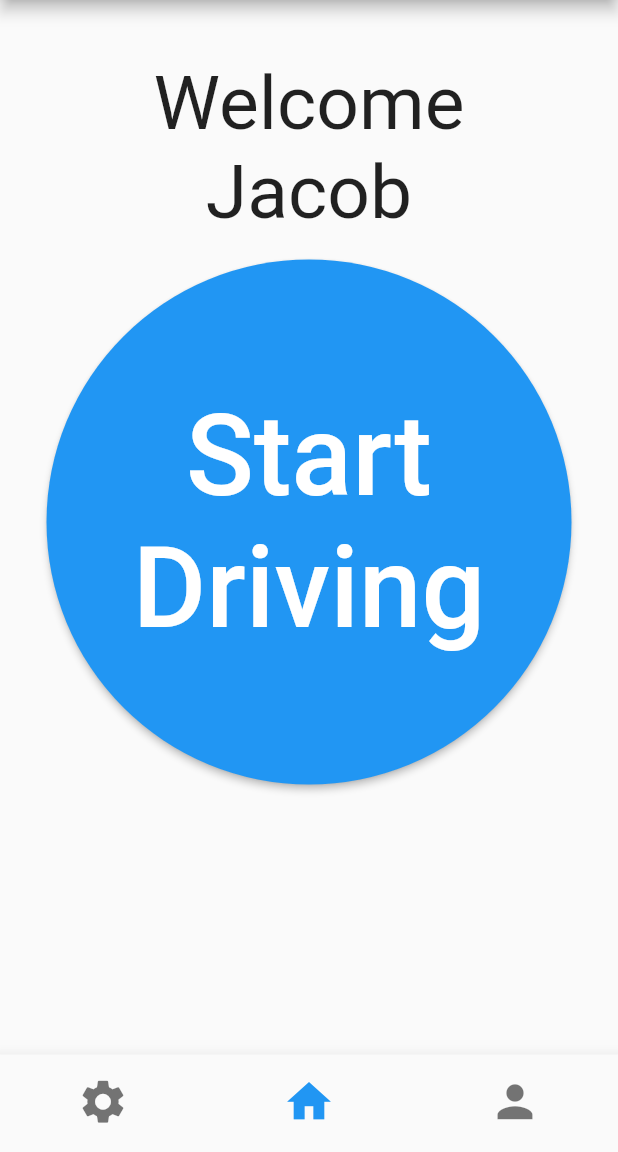
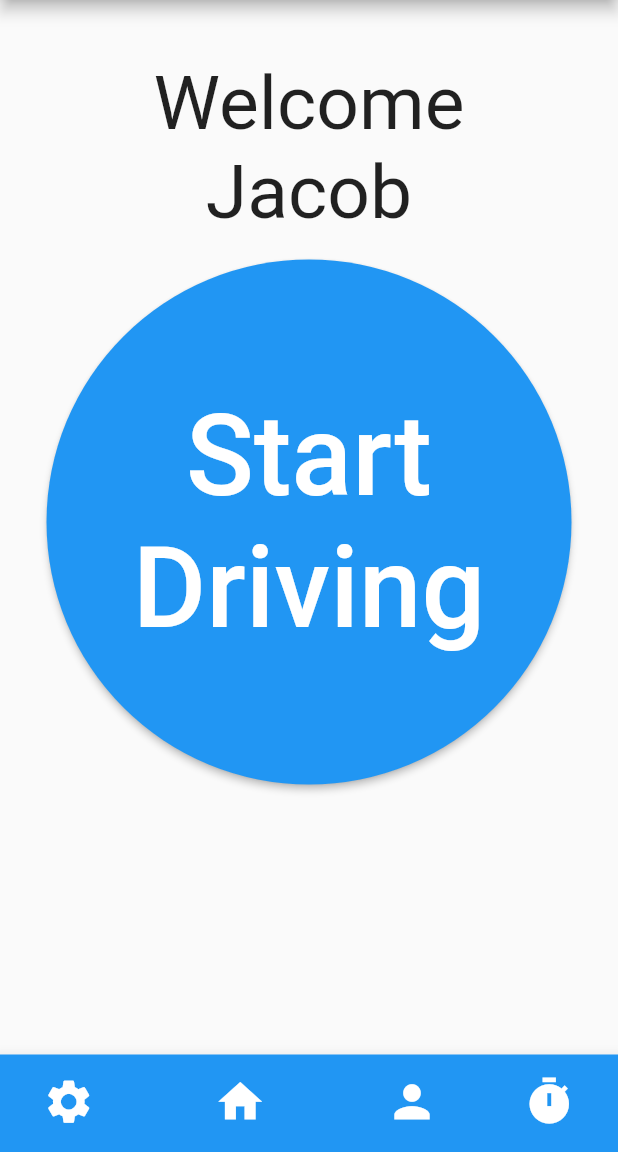
Before and after one commit to FalconLuma/-DECO38010--VillersBoysII, a Flutter app: the screen it shows after launch, on a phone screen of 412 x 824 dp, the part 84-1236 px from its top. Run offline on Flutter 3.47's test engine with Material 2 defaults, Android fonts, the phone set to English and light mode, and no system bars.

Commit message:
Added placeholder button to main screen to access reactionTimePage, and added functionality to ReactionTimePage to progress to the drivingPage

```diff
--- a/villers_boys_ii/lib/main_page.dart
+++ b/villers_boys_ii/lib/main_page.dart
@@ -1,4 +1,5 @@
 import 'package:flutter/material.dart';
+import 'package:villers_boys_ii/reaction_time1.dart';
 
 import 'package:villers_boys_ii/user.dart';
 
@@ -32,6 +33,7 @@ class _MainPageState extends State<MainPage> {
     SettingsPage(user: widget.user),
     HomePage(user: widget.user),
     ProfilePage(user: widget.user),
+    ReactionTimePage(user: widget.user),
   ];
 
   void _onItemTapped(int index) {
@@ -62,9 +64,10 @@ class _MainPageState extends State<MainPage> {
       ),
       bottomNavigationBar: BottomNavigationBar(
         items: const [
-          BottomNavigationBarItem(icon: Icon(Icons.settings), label: 'Settings'),
-          BottomNavigationBarItem(icon: Icon(Icons.home), label: 'Home'),
-          BottomNavigationBarItem(icon: Icon(Icons.person), label: 'Account'),
+          BottomNavigationBarItem(icon: Icon(Icons.settings), label: 'Settings', backgroundColor: Colors.blue),
+          BottomNavigationBarItem(icon: Icon(Icons.home), label: 'Home', backgroundColor: Colors.blue),
+          BottomNavigationBarItem(icon: Icon(Icons.person), label: 'Account', backgroundColor: Colors.blue),
+          BottomNavigationBarItem(icon: Icon(Icons.timer), label: 'ReactionTime', backgroundColor: Colors.blue),
         ],
         currentIndex: _selectedIndex,
         onTap: _onItemTapped,
```
Also changed, not shown: villers_boys_ii/lib/reaction_time1.dart (+12 -6 lines).
